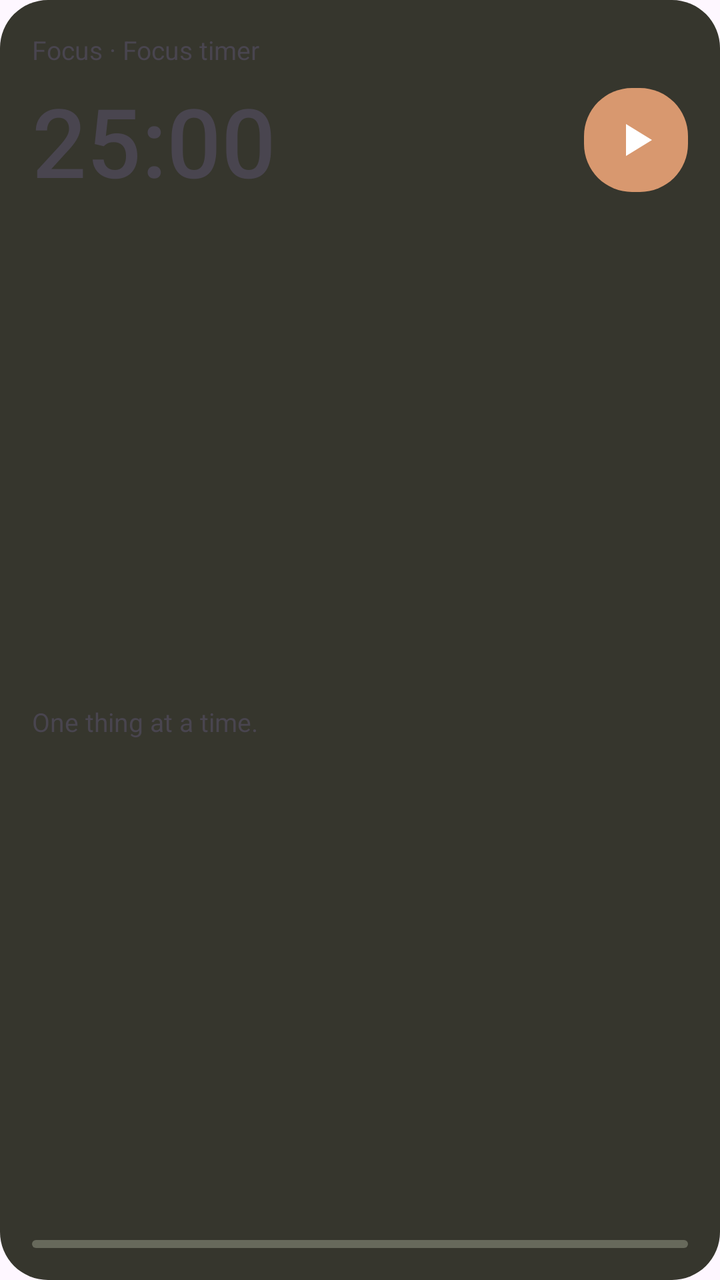
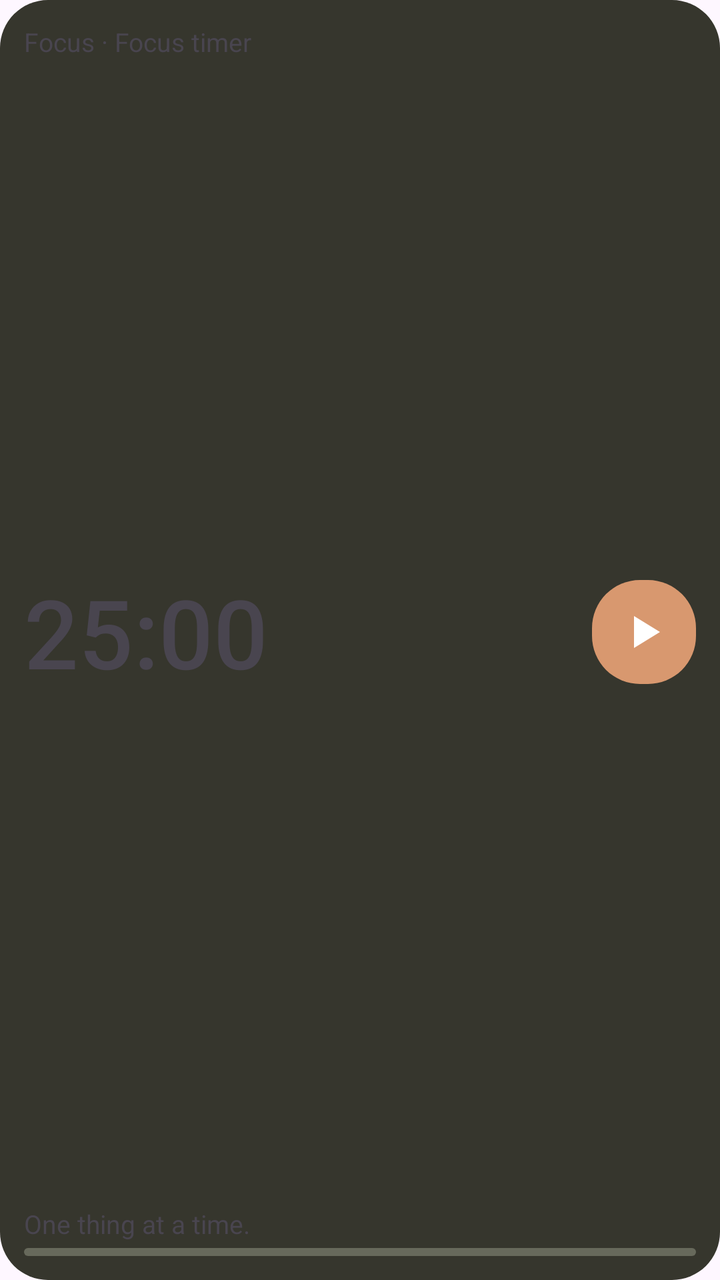

Before-and-after screenshots of an Android layout around one commit, followed by the original layout XML and the change that was made.
<!-- AndroidManifest.xml: application theme Theme.focus_timer -->
<!-- res/layout/focus_widget_dark.xml -->
<?xml version="1.0" encoding="utf-8"?>
<LinearLayout xmlns:android="http://schemas.android.com/apk/res/android"
    android:id="@+id/focus_widget_root" android:layout_width="match_parent"
    android:layout_height="match_parent" android:orientation="vertical"
    android:padding="16dp" android:background="@drawable/focus_widget_background_dark">
    <TextView android:id="@+id/focus_widget_title" android:layout_width="match_parent"
        android:layout_height="22dp" android:text="@string/focus_widget_title"
        android:textSize="13sp" android:maxLines="1" android:ellipsize="end" />
    <LinearLayout android:layout_width="match_parent" android:layout_height="64dp"
        android:gravity="center_vertical" android:orientation="horizontal">
        <FrameLayout android:layout_width="0dp" android:layout_height="match_parent" android:layout_weight="1">
            <Chronometer android:id="@+id/focus_widget_clock" android:layout_width="match_parent"
                android:layout_height="match_parent" android:gravity="center_vertical"
                android:textSize="48sp" android:fontFamily="sans-serif-medium"
                android:fontFeatureSettings="tnum" android:countDown="true"
                android:maxLines="1" android:visibility="gone" />
            <TextView android:id="@+id/focus_widget_time" android:layout_width="match_parent"
                android:layout_height="match_parent" android:gravity="center_vertical"
                android:textSize="48sp" android:fontFamily="sans-serif-medium"
                android:fontFeatureSettings="tnum" android:maxLines="1" android:text="25:00" />
        </FrameLayout>
        <ImageButton android:id="@+id/focus_widget_action" android:layout_width="52dp"
            android:layout_height="52dp" android:layout_marginStart="8dp"
            android:background="@drawable/focus_widget_button" android:padding="16dp"
            android:src="@drawable/focus_widget_play" android:contentDescription="@string/focus_start" />
    </LinearLayout>
    <TextView android:id="@+id/focus_widget_intent" android:layout_width="match_parent"
        android:layout_height="0dp" android:layout_weight="1" android:minHeight="24dp"
        android:text="@string/focus_widget_gentle" android:textSize="13sp"
        android:maxLines="1" android:ellipsize="end" android:gravity="center_vertical" />
    <ProgressBar android:id="@+id/focus_widget_progress"
        style="?android:attr/progressBarStyleHorizontal" android:layout_width="match_parent"
        android:layout_height="4dp" android:max="1000" android:progress="0"
        android:progressDrawable="@drawable/focus_widget_progress_dark" />
</LinearLayout>
<!-- resources referenced by this layout -->
<resources>
  <!-- drawable focus_widget_background_dark (drawable) -->
  <shape xmlns:android="http://schemas.android.com/apk/res/android" android:shape="rectangle"><solid android:color="#36362D"/><corners android:radius="24dp"/></shape>
  <!-- drawable focus_widget_button (drawable) -->
  <shape xmlns:android="http://schemas.android.com/apk/res/android" android:shape="rectangle"><solid android:color="#D8986F"/><corners android:radius="24dp"/></shape>
  <!-- drawable focus_widget_play (drawable) -->
  <vector xmlns:android="http://schemas.android.com/apk/res/android" android:width="24dp" android:height="24dp" android:viewportWidth="24" android:viewportHeight="24"><path android:fillColor="#FFFFFFFF" android:pathData="M7,4 L20,12 L7,20 Z"/></vector>
  <!-- drawable focus_widget_progress_dark (drawable) -->
  <layer-list xmlns:android="http://schemas.android.com/apk/res/android"><item android:id="@android:id/background"><shape><solid android:color="#67695B"/><corners android:radius="2dp"/></shape></item><item android:id="@android:id/progress"><clip><shape><solid android:color="#E3A27B"/><corners android:radius="2dp"/></shape></clip></item></layer-list>
  <string name="focus_start">Start</string>
  <string name="focus_widget_gentle">One thing at a time.</string>
  <string name="focus_widget_title">Focus · Focus timer</string>
  <style name="Theme.focus_timer" parent="Theme.Material3.DayNight.NoActionBar">
          
      </style>
</resources>

<!-- the commit's change to res/layout/focus_widget_dark.xml (unified diff, before → after) -->
@@ -2,12 +2,12 @@
 <LinearLayout xmlns:android="http://schemas.android.com/apk/res/android"
     android:id="@+id/focus_widget_root" android:layout_width="match_parent"
     android:layout_height="match_parent" android:orientation="vertical"
-    android:padding="16dp" android:background="@drawable/focus_widget_background_dark">
+    android:padding="12dp" android:background="@drawable/focus_widget_background_dark">
     <TextView android:id="@+id/focus_widget_title" android:layout_width="match_parent"
-        android:layout_height="22dp" android:text="@string/focus_widget_title"
+        android:layout_height="20dp" android:text="@string/focus_widget_title"
         android:textSize="13sp" android:maxLines="1" android:ellipsize="end" />
-    <LinearLayout android:layout_width="match_parent" android:layout_height="64dp"
-        android:gravity="center_vertical" android:orientation="horizontal">
+    <LinearLayout android:layout_width="match_parent" android:layout_height="0dp"
+        android:layout_weight="1" android:minHeight="56dp" android:gravity="center_vertical" android:orientation="horizontal">
         <FrameLayout android:layout_width="0dp" android:layout_height="match_parent" android:layout_weight="1">
             <Chronometer android:id="@+id/focus_widget_clock" android:layout_width="match_parent"
                 android:layout_height="match_parent" android:gravity="center_vertical"
@@ -17,7 +17,7 @@
             <TextView android:id="@+id/focus_widget_time" android:layout_width="match_parent"
                 android:layout_height="match_parent" android:gravity="center_vertical"
                 android:textSize="48sp" android:fontFamily="sans-serif-medium"
-                android:fontFeatureSettings="tnum" android:maxLines="1" android:text="25:00" />
+                android:fontFeatureSettings="tnum" android:maxLines="1" android:text="@string/focus_widget_preview_time" />
         </FrameLayout>
         <ImageButton android:id="@+id/focus_widget_action" android:layout_width="52dp"
             android:layout_height="52dp" android:layout_marginStart="8dp"
@@ -25,7 +25,7 @@
             android:src="@drawable/focus_widget_play" android:contentDescription="@string/focus_start" />
     </LinearLayout>
     <TextView android:id="@+id/focus_widget_intent" android:layout_width="match_parent"
-        android:layout_height="0dp" android:layout_weight="1" android:minHeight="24dp"
+        android:layout_height="24dp"
         android:text="@string/focus_widget_gentle" android:textSize="13sp"
         android:maxLines="1" android:ellipsize="end" android:gravity="center_vertical" />
     <ProgressBar android:id="@+id/focus_widget_progress"
<!-- resource entries referenced after the edit -->
@@ -10,6 +10,7 @@
   <layer-list xmlns:android="http://schemas.android.com/apk/res/android"><item android:id="@android:id/background"><shape><solid android:color="#67695B"/><corners android:radius="2dp"/></shape></item><item android:id="@android:id/progress"><clip><shape><solid android:color="#E3A27B"/><corners android:radius="2dp"/></shape></clip></item></layer-list>
   <string name="focus_start">Start</string>
   <string name="focus_widget_gentle">One thing at a time.</string>
+  <string name="focus_widget_preview_time" translatable="false">25:00</string>
   <string name="focus_widget_title">Focus · Focus timer</string>
   <style name="Theme.focus_timer" parent="Theme.Material3.DayNight.NoActionBar">
           
